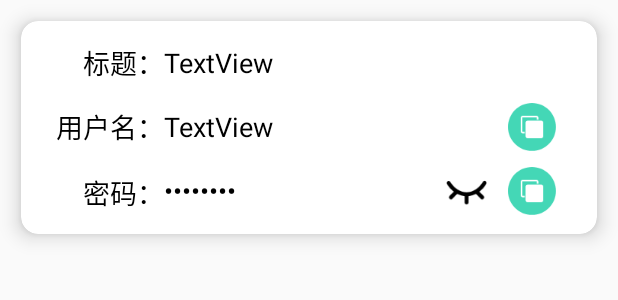
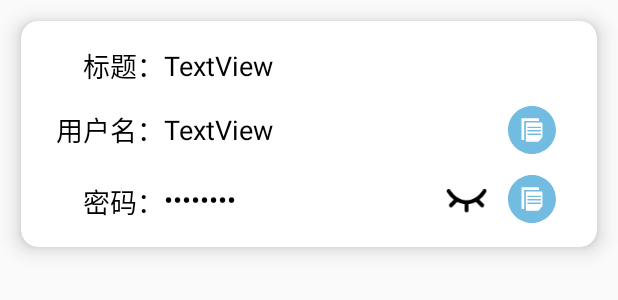
Before and after one commit to Alex-wen1995/PasswordSave, an Android app: the layout item_account.xml on its own in the app's theme, with its tools: preview values and no code run, on a phone screen of 412 x 824 dp. Shown: the top 300 px of the screen. Run offline under Robolectric (Android 15) with nearby library versions, the phone set to English and light mode, and no system bars.

Commit message:
优化界面，优化指纹识别（解决退出后台返回识别无反应）

```diff
--- a/app/src/main/AndroidManifest.xml
+++ b/app/src/main/AndroidManifest.xml
@@ -6,7 +6,8 @@
     <uses-permission android:name="com.fingerprints.service.ACCESS_FINGERPRINT_MANAGER"/>
     <uses-permission android:name="com.samsung.android.providers.context.permission.WRITE_USE_APP_FEATURE_SURVEY"/>
     <uses-permission android:name="android.permission.CAMERA" />
-
+<!--    <uses-permission android:name="android.permission.INTERNET" />-->
+<!--    <uses-permission android:name="android.permission.ACCESS_NETWORK_STATE" />-->
 
     <application
         android:name=".app.MyApplication"
@@ -14,6 +15,7 @@
         android:icon="@drawable/logo"
         android:label="@string/app_name"
         android:supportsRtl="true"
+        android:networkSecurityConfig="@xml/network_config"
         android:theme="@style/AppTheme">
         <activity android:name=".module.ad.AdActivity" android:screenOrientation="portrait" android:windowSoftInputMode="stateHidden|adjustPan">
             <intent-filter>
@@ -51,7 +53,6 @@
                 android:name="android.support.FILE_PROVIDER_PATHS"
                 android:resource="@xml/file_paths" />
         </provider>
-
     </application>
 
 </manifest>
--- a/app/src/main/java/com/passwordsave/module/account/Account.java
+++ b/app/src/main/java/com/passwordsave/module/account/Account.java
@@ -19,7 +19,7 @@ public class Account {
     @Ignore
     @Override
     public String toString() {
-        return "Account2{" +
+        return "{" +
                 "id=" + id +
                 ", title='" + title + '\'' +
                 ", account='" + account + '\'' +
--- a/app/src/main/java/com/passwordsave/module/account/AddAccountActivity.kt
+++ b/app/src/main/java/com/passwordsave/module/account/AddAccountActivity.kt
@@ -4,6 +4,7 @@ package com.passwordsave.module.account
 import android.view.View
 import com.passwordsave.R
 import com.passwordsave.base.BaseActivity
+import com.passwordsave.utils.showToast
 import com.socks.library.KLog
 import kotlinx.android.synthetic.main.activity_add_account.*
 import kotlinx.android.synthetic.main.layout_top.*
@@ -34,6 +35,7 @@ class AddAccountActivity : BaseActivity() {
             data.remark = et_remark.text.toString()
             KLog.e("data", data.toString())
             mAppDatabase.accountDao()!!.insertAccount(data)
+            showToast("添加成功")
             finish()
         }
     }
--- /dev/null
+++ b/app/src/main/res/drawable/ic_copy.xml
@@ -0,0 +1,18 @@
+<vector xmlns:android="http://schemas.android.com/apk/res/android"
+    android:width="64.1dp"
+    android:height="64dp"
+    android:viewportWidth="1025"
+    android:viewportHeight="1024">
+  <path
+      android:pathData="M695.4,588.6l-272.7,0c-5.9,0 -10.7,4.8 -10.7,10.7l0,8.3c0,5.9 4.8,10.7 10.7,10.7l272.7,0c5.9,0 10.7,-4.8 10.7,-10.7l0,-8.3C706.1,593.3 701.3,588.6 695.4,588.6z"
+      android:fillColor="@color/colorPrimaryDark"/>
+  <path
+      android:pathData="M422.6,544l272.7,0c5.9,0 10.7,-4.8 10.7,-10.7l0,-8.3c0,-5.9 -4.8,-10.7 -10.7,-10.7l-272.7,0c-5.9,0 -10.7,4.8 -10.7,10.7l0,8.3C411.9,539.2 416.7,544 422.6,544z"
+      android:fillColor="@color/colorPrimaryDark"/>
+  <path
+      android:pathData="M695.4,440.4l-272.7,0c-5.9,0 -10.7,4.8 -10.7,10.7l0,8.3c0,5.9 4.8,10.7 10.7,10.7l272.7,0c5.9,0 10.7,-4.8 10.7,-10.7l0,-8.3C706.1,445.1 701.3,440.4 695.4,440.4z"
+      android:fillColor="@color/colorPrimaryDark"/>
+  <path
+      android:pathData="M512,0C229.2,0 0,229.2 0,512c0,282.8 229.2,512 512,512 282.8,0 512,-229.2 512,-512C1024,229.2 794.8,0 512,0zM345.5,727.7l-46.9,0c-5.6,0 -10.2,-4.6 -10.2,-10.2L288.4,269.5c0,-5.6 4.6,-10.2 10.2,-10.2l352.3,0c5.6,0 10.2,4.6 10.2,10.2l0,48.3L345.5,317.8 345.5,727.7zM735.6,655.5c0,2.2 -2.1,6.4 -6.2,12.6s-9.3,13.3 -15.5,21.4c-6.2,8.1 -13.2,16.6 -20.8,25.5 -7.7,8.9 -15,17 -21.9,24.3 -7,7.3 -13.1,13.3 -18.4,18.1 -5.3,4.8 -8.9,7.2 -10.8,7.2l-238.9,0c-5.7,0 -10.5,-2.4 -14.7,-7.2 -4.1,-4.8 -6.2,-10.5 -6.2,-17.1l0,-363.2c0,-6.9 2.1,-12.6 6.2,-17.3 4.1,-4.7 9,-7 14.7,-7l311.7,0c5.7,0 10.5,2.3 14.7,7 4.1,4.7 6.2,10.4 6.2,17.3L735.6,655.5z"
+      android:fillColor="@color/colorPrimaryDark"/>
+</vector>
--- a/app/src/main/res/layout/item_account.xml
+++ b/app/src/main/res/layout/item_account.xml
@@ -28,17 +28,18 @@
                 android:layout_height="match_parent"
                 android:background="#F15C5C">
 
-                <TextView
-                    android:layout_width="70dp"
-                    android:layout_height="match_parent"
-                    android:gravity="center"
-                    android:textSize="@dimen/sp_18"
+                <ImageView
+                    android:layout_marginStart="@dimen/dp_16"
+                    android:layout_marginEnd="@dimen/dp_16"
+                    android:layout_width="wrap_content"
+                    android:layout_height="wrap_content"
                     android:layout_gravity="center"
-                    android:text="删除"
-                    android:textColor="@android:color/white" />
+                    android:src="@drawable/ic_del"
+                    />
             </FrameLayout>
             <androidx.constraintlayout.widget.ConstraintLayout
                 android:id="@+id/cl_item"
+                android:paddingBottom="@dimen/dp_14"
                 android:layout_width="match_parent"
                 android:layout_height="wrap_content"
                 >
@@ -47,7 +48,7 @@
                     android:layout_width="wrap_content"
                     android:layout_height="wrap_content"
                     android:layout_marginStart="@dimen/dp_36"
-                    android:layout_marginTop="@dimen/dp_12"
+                    android:layout_marginTop="@dimen/dp_14"
                     android:text="标题："
                     android:textColor="@color/colorBlack"
                     android:textSize="@dimen/sp_16"
@@ -83,40 +84,40 @@
                     android:layout_width="0dp"
                     android:layout_height="wrap_content"
                     android:layout_marginTop="@dimen/dp_16"
-                    android:layout_marginEnd="@dimen/dp_28"
-                    tools:text="TextView"
                     android:textColor="@color/colorBlack"
                     android:textSize="@dimen/sp_16"
-                    app:layout_constraintEnd_toEndOf="@+id/item_title"
+                    android:layout_marginEnd="@dimen/dp_12"
+                    app:layout_constraintEnd_toStartOf="@+id/iv_copy"
                     app:layout_constraintStart_toEndOf="@+id/textView3"
-                    app:layout_constraintTop_toBottomOf="@+id/item_title" />
+                    app:layout_constraintTop_toBottomOf="@+id/item_title"
+                    tools:text="TextView" />
 
                 <ImageView
                     android:id="@+id/iv_copy"
                     android:layout_width="@dimen/dp_28"
+                    android:layout_height="wrap_content"
                     android:adjustViewBounds="true"
-                    android:layout_height="wrap_content"
                     app:layout_constraintBottom_toBottomOf="@+id/item_account"
                     app:layout_constraintEnd_toEndOf="@+id/item_title"
-                    app:layout_constraintStart_toEndOf="@+id/item_account"
                     app:layout_constraintTop_toTopOf="@+id/item_account"
                     app:srcCompat="@drawable/ic_copy" />
 
                 <TextView
                     android:id="@+id/item_pwd"
                     android:layout_width="0dp"
+                    android:layout_height="wrap_content"
+                    android:layout_marginTop="@dimen/dp_16"
+                    android:ellipsize="end"
+                    android:layout_marginEnd="@dimen/dp_12"
+                    android:inputType="textPassword"
+                    android:singleLine="true"
                     android:textColor="@color/colorBlack"
                     android:textSize="@dimen/sp_16"
-                    android:layout_marginTop="@dimen/dp_16"
-                    android:layout_height="wrap_content"
-                    android:layout_marginEnd="@dimen/dp_36"
-                    tools:text="TextView"
-                    android:inputType="textPassword"
-                    android:ellipsize="end"
-                    android:singleLine="true"
-                    app:layout_constraintEnd_toEndOf="@+id/item_account"
+                    app:layout_constraintBottom_toBottomOf="parent"
+                    app:layout_constraintEnd_toStartOf="@+id/iv_eye"
                     app:layout_constraintStart_toEndOf="@+id/textView6"
-                    app:layout_constraintTop_toBottomOf="@+id/item_account" />
+                    app:layout_constraintTop_toBottomOf="@+id/item_account"
+                    tools:text="TextView" />
 
                 <TextView
                     android:layout_marginBottom="@dimen/dp_12"
@@ -126,13 +127,13 @@
                     android:text="密码："
                     android:textColor="@color/colorBlack"
                     android:textSize="@dimen/sp_16"
-                    app:layout_constraintBottom_toBottomOf="parent"
                     app:layout_constraintEnd_toEndOf="@+id/textView3"
                     app:layout_constraintTop_toTopOf="@+id/item_pwd" />
 
                 <ImageView
                     android:id="@+id/iv_copy2"
                     android:layout_width="@dimen/dp_28"
+                    android:adjustViewBounds="true"
                     android:layout_height="wrap_content"
                     app:layout_constraintBottom_toBottomOf="@+id/item_pwd"
                     app:layout_constraintEnd_toEndOf="@+id/iv_copy"
@@ -142,10 +143,11 @@
                 <ImageView
                     android:id="@+id/iv_eye"
                     android:layout_width="@dimen/dp_24"
+                    android:layout_height="wrap_content"
                     android:adjustViewBounds="true"
-                    android:layout_height="wrap_content"
+                    android:layout_marginEnd="@dimen/dp_12"
                     app:layout_constraintBottom_toBottomOf="@+id/item_pwd"
-                    app:layout_constraintStart_toEndOf="@+id/item_pwd"
+                    app:layout_constraintEnd_toStartOf="@+id/iv_copy2"
                     app:layout_constraintTop_toTopOf="@+id/item_pwd"
                     app:srcCompat="@drawable/ic_eye_1" />
             </androidx.constraintlayout.widget.ConstraintLayout>
--- a/app/src/main/res/values/colors.xml
+++ b/app/src/main/res/values/colors.xml
@@ -1,7 +1,7 @@
 <?xml version="1.0" encoding="utf-8"?>
 <resources>
     <color name="colorPrimary">#95D9F0</color>
-    <color name="colorPrimaryDark">#63A0BF</color>
+    <color name="colorPrimaryDark">#73BCE1</color>
     <color name="colorAccent">#03DAC5</color>
     <color name="colorWhite">#ffffff</color>
     <color name="colorBlack">#000000</color>
--- /dev/null
+++ b/app/src/main/res/xml/network_config.xml
@@ -0,0 +1,4 @@
+<?xml version="1.0" encoding="utf-8"?>
+<network-security-config>
+    <base-config cleartextTrafficPermitted="true" />
+</network-security-config>
```
Also changed, not shown: app/src/main/assets/json.txt (added, +112 -0 lines), app/src/main/java/com/passwordsave/module/account/AccountActivity.kt (+2 -17 lines), app/src/main/java/com/passwordsave/module/ad/AdActivity.java (+9 -2 lines), app/src/main/java/com/passwordsave/module/main/MainActivity.kt (+33 -3 lines), app/src/main/res/drawable-xhdpi/ic_copy.png (deleted), app/src/main/res/drawable-xhdpi/ic_del.png (added).
